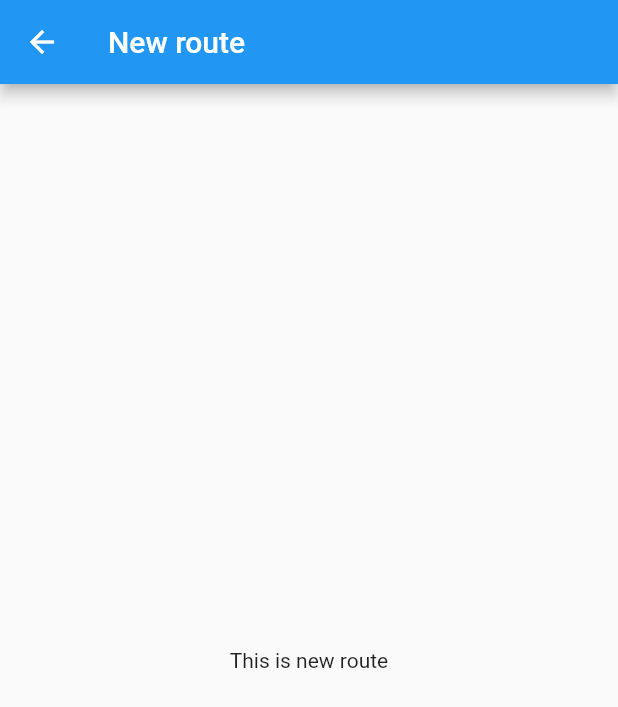
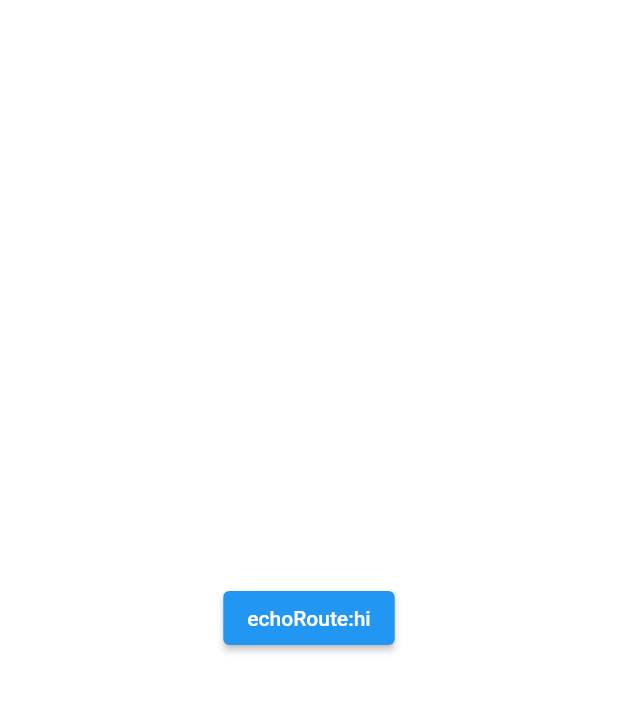
Before and after one commit to JcobCN/LearnFlutter, a Flutter app: the HomeTest screen opened directly, after a tap on "open new route", on a phone screen of 412 x 824 dp. Shown: the top 707 px of the screen. Run offline on Flutter 3.47's test engine with Material 2 defaults, Android fonts, the phone set to English and light mode, and no system bars.

Commit message:
updated
Signed-off-by: t <t@t.com>

```diff
--- a/lib/2_4.dart
+++ b/lib/2_4.dart
@@ -72,3 +72,20 @@ class RouterTestRoute extends StatelessWidget {
     );
   }
 }
+
+
+// 2_4 路由传递参数
+class EchoRoute extends StatelessWidget {
+  const EchoRoute({super.key});
+
+  @override
+  Widget build(BuildContext context) {
+    var tem = ModalRoute.of(context)?.settings.arguments;
+    return Center(
+      child: ElevatedButton(
+        onPressed: () {  },
+        child: Text("echoRoute:$tem"),
+      ),
+    );
+  }
+}
--- a/lib/main.dart
+++ b/lib/main.dart
@@ -1,3 +1,4 @@
+import 'package:counter/2_2.dart';
 import 'package:counter/2_4.dart';
 import 'package:counter/countWidget.dart';
 import 'package:counter/2_3.dart';
@@ -16,6 +17,8 @@ class MyApp extends StatelessWidget {
   Widget build(BuildContext context) {
     return MaterialApp(
       title: 'Flutter Demo',
+      // 2_4命名路由 '/'作为应用的home(首页)
+      initialRoute: "/",
       theme: ThemeData(
         // This is the theme of your application.
         //
@@ -28,6 +31,14 @@ class MyApp extends StatelessWidget {
         // is not restarted.
         primarySwatch: Colors.blue,
       ),
+      onGenerateRoute: (settings) {
+        return MaterialPageRoute(builder: (context) {
+          String? routeName = settings.name;
+          print("routeName:$routeName");
+          return HomeTest();
+        }
+        );
+      },
       // home: const MyHomePage(title: 'Flutter Demo Home Page'),
       // home: const CounterWidget()
       // home: const GetStateObjectRoute()
@@ -44,7 +55,14 @@ class MyApp extends StatelessWidget {
       // home: HomeTest()
 
       // 2_4路由传值
-      home: RouterTestRoute()
+      // home: RouterTestRoute(),
+
+      // 2_4命名路由
+      routes: {
+        "new_page":(context) => NewRoute(),
+        "/":(context) => HomeTest(), //注册路由首页
+        "echo":(context) => EchoRoute()
+      },
     );
   }
 }
@@ -67,12 +85,19 @@ class HomeTest extends StatelessWidget {
             TextButton(
               child: Text("open new route"),
               onPressed: (() {
-                Navigator.push(
-                  context,
-                  MaterialPageRoute(builder: ((context) {
-                    return NewRoute();
-                  }))
-                ) ;
+                // 2_4 路由测试
+                // Navigator.push(
+                //   context,
+                //   MaterialPageRoute(builder: ((context) {
+                //     return NewRoute();
+                //   }))
+                // ) ;
+
+                // 2_4 命名路由
+                // Navigator.pushNamed(context, 'new_page');
+
+                // 2_4 命名路由传参
+                Navigator.of(context).pushNamed("echo", arguments: "hi");
               }),
             )
           ],
```
